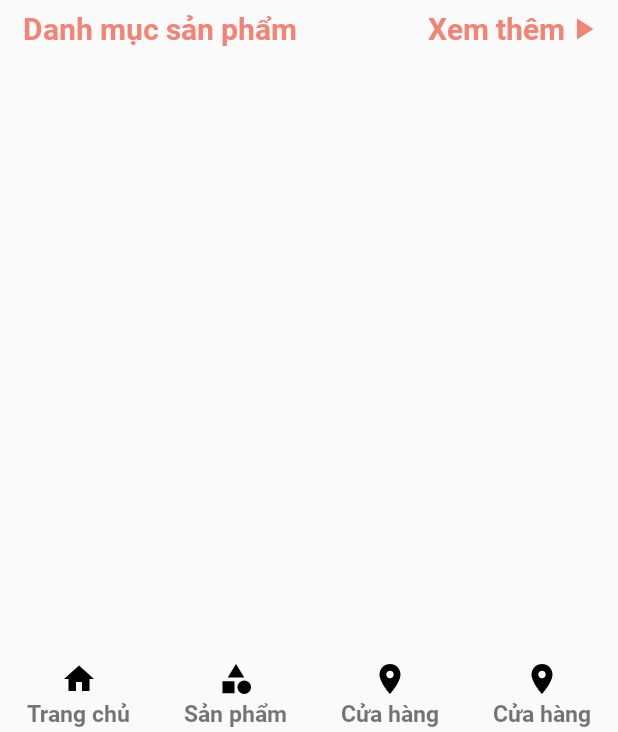
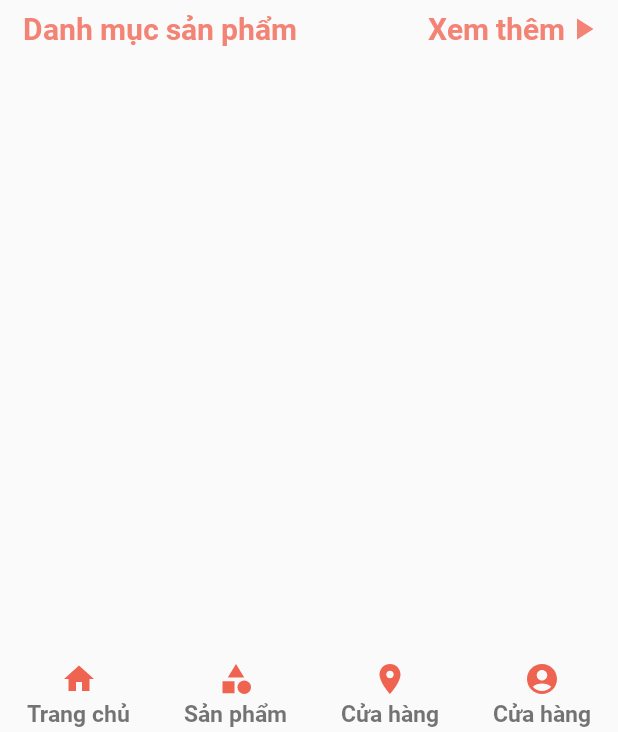
Before and after one commit to The-Bioskin/TheBioskinApp, an Android app: the layout activity_home.xml on its own in the app's theme, with its tools: preview values and no code run, on a phone screen of 412 x 824 dp, the part 504-1236 px from its top. Run offline under Robolectric (Android 15) with nearby library versions, the phone set to English and light mode, and no system bars.

Commit message:
fix code of home interface

```diff
--- /dev/null
+++ b/app/src/main/res/drawable/ic_baseline_account_circle_24.xml
@@ -0,0 +1,5 @@
+<vector android:height="24dp" android:tint="#EF6351"
+    android:viewportHeight="24" android:viewportWidth="24"
+    android:width="24dp" xmlns:android="http://schemas.android.com/apk/res/android">
+    <path android:fillColor="@android:color/white" android:pathData="M12,2C6.48,2 2,6.48 2,12s4.48,10 10,10s10,-4.48 10,-10S17.52,2 12,2zM12,6c1.93,0 3.5,1.57 3.5,3.5S13.93,13 12,13s-3.5,-1.57 -3.5,-3.5S10.07,6 12,6zM12,20c-2.03,0 -4.43,-0.82 -6.14,-2.88C7.55,15.8 9.68,15 12,15s4.45,0.8 6.14,2.12C16.43,19.18 14.03,20 12,20z"/>
+</vector>
--- a/app/src/main/res/drawable/ic_category_24.xml
+++ b/app/src/main/res/drawable/ic_category_24.xml
@@ -1,4 +1,4 @@
-<vector android:height="24dp" android:tint="#000000"
+<vector android:height="24dp" android:tint="#EF6351"
     android:viewportHeight="24" android:viewportWidth="24"
     android:width="24dp" xmlns:android="http://schemas.android.com/apk/res/android">
     <path android:fillColor="@android:color/white" android:pathData="M12,2l-5.5,9h11z"/>
--- a/app/src/main/res/drawable/ic_home.xml
+++ b/app/src/main/res/drawable/ic_home.xml
@@ -1,4 +1,4 @@
-<vector android:height="24dp" android:tint="#000000"
+<vector android:height="24dp" android:tint="#EF6351"
     android:viewportHeight="24" android:viewportWidth="24"
     android:width="24dp" xmlns:android="http://schemas.android.com/apk/res/android">
     <path android:fillColor="@android:color/white" android:pathData="M10,20v-6h4v6h5v-8h3L12,3 2,12h3v8z"/>
--- a/app/src/main/res/drawable/ic_location_on_24.xml
+++ b/app/src/main/res/drawable/ic_location_on_24.xml
@@ -1,4 +1,4 @@
-<vector android:height="24dp" android:tint="#000000"
+<vector android:height="24dp" android:tint="#EF6351"
     android:viewportHeight="24" android:viewportWidth="24"
     android:width="24dp" xmlns:android="http://schemas.android.com/apk/res/android">
     <path android:fillColor="@android:color/white" android:pathData="M12,2C8.13,2 5,5.13 5,9c0,5.25 7,13 7,13s7,-7.75 7,-13c0,-3.87 -3.13,-7 -7,-7zM12,11.5c-1.38,0 -2.5,-1.12 -2.5,-2.5s1.12,-2.5 2.5,-2.5 2.5,1.12 2.5,2.5 -1.12,2.5 -2.5,2.5z"/>
--- a/app/src/main/res/layout/activity_home.xml
+++ b/app/src/main/res/layout/activity_home.xml
@@ -249,7 +249,7 @@
                 android:id="@+id/imv_Account"
                 android:layout_width="wrap_content"
                 android:layout_height="wrap_content"
-                android:src="@drawable/ic_location_on_24"
+                android:src="@drawable/ic_baseline_account_circle_24"
                 app:layout_constraintRight_toRightOf="@id/ct_9"
                 app:layout_constraintLeft_toLeftOf="@id/ct_9"/>
         </androidx.constraintlayout.widget.ConstraintLayout>
```
